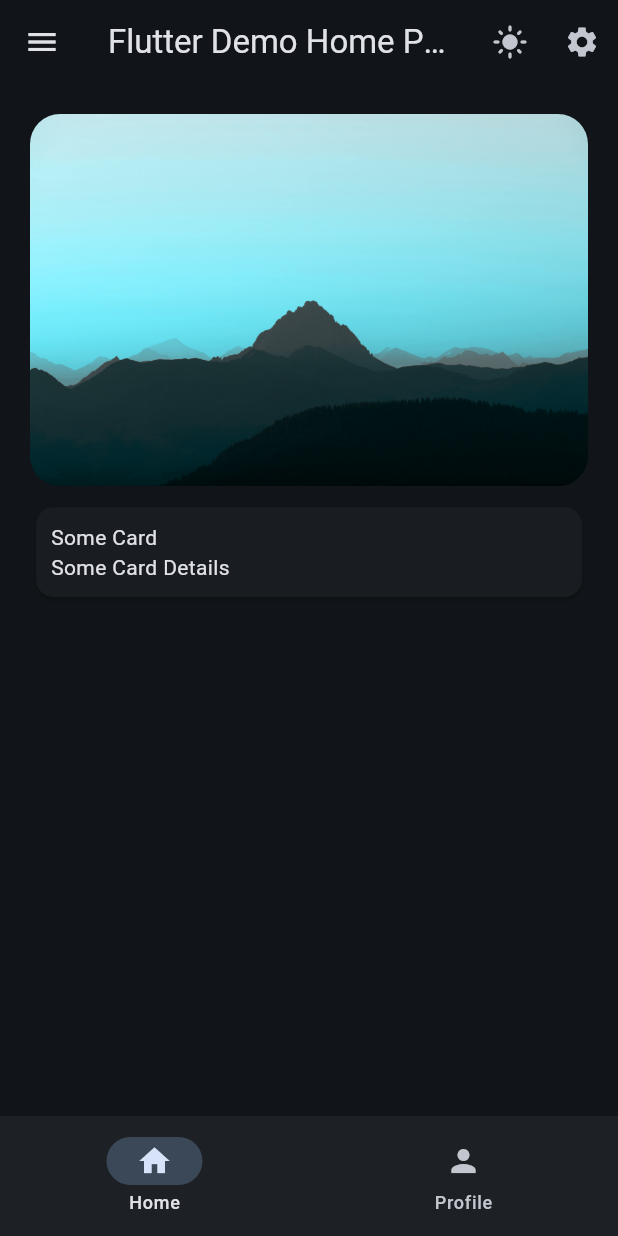
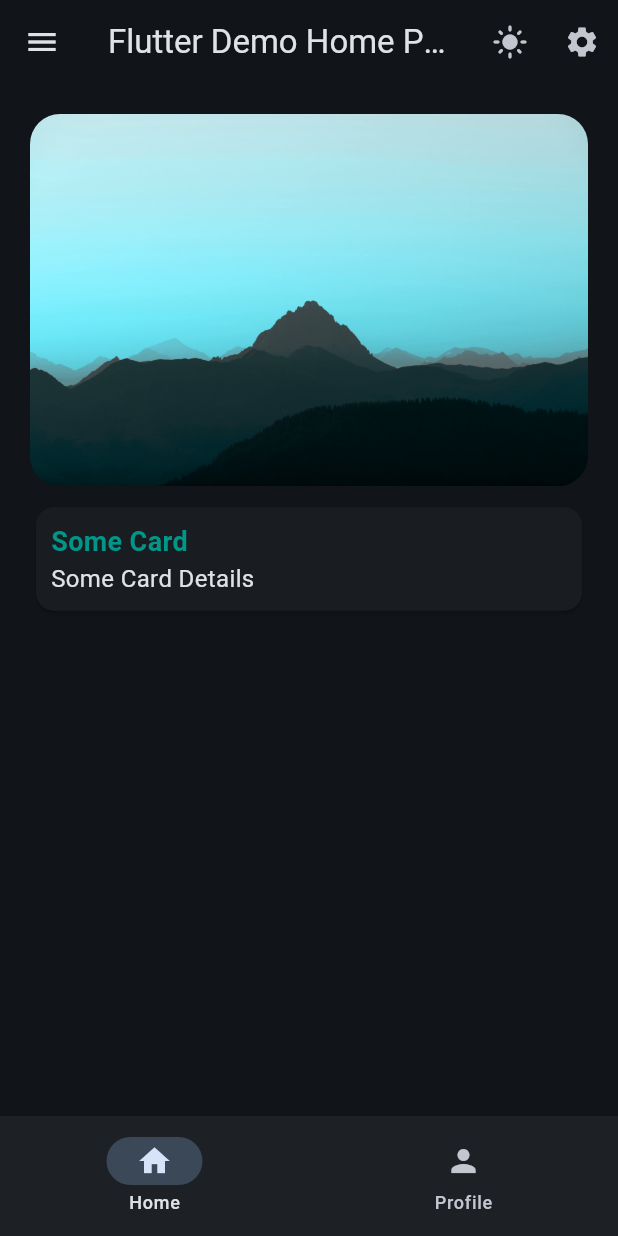
Before and after one commit to ToxxNll/5HourPractice, a Flutter app: the WidgetTree screen opened directly, on a phone screen of 412 x 824 dp. Run offline on Flutter 3.47's test engine with Material 3 defaults, Android fonts, the phone set to English and light mode, and no system bars.

Commit message:
added card widget and changed welcom page

```diff
--- /dev/null
+++ b/lib/views/data/constants.dart
@@ -0,0 +1,12 @@
+import 'package:flutter/material.dart';
+
+class KTextStyle{
+  static const TextStyle titleTealtext = TextStyle(
+    color: Colors.teal,
+    fontSize: 18,
+    fontWeight: FontWeight.bold
+  );
+  static const TextStyle descriptionText = TextStyle(
+    fontSize: 16,
+  );
+}
--- a/lib/views/pages/home_page.dart
+++ b/lib/views/pages/home_page.dart
@@ -1,3 +1,4 @@
+import 'package:fivehour/views/data/constants.dart';
 import 'package:fivehour/views/widgets/hero_widget.dart';
 import 'package:flutter/material.dart';
 
@@ -21,8 +22,11 @@ class HomePage extends StatelessWidget {
                 child: Column(
                   crossAxisAlignment: CrossAxisAlignment.start,
                   children: [
-                    Text("Some Card"),
-                    Text("Some Card Details"),
+                    Text("Some Card", style: KTextStyle.titleTealtext),
+                    Text(
+                      "Some Card Details",
+                      style: KTextStyle.descriptionText,
+                    ),
                   ],
                 ),
               ),
```
Also changed, not shown: lib/views/pages/welcome_page.dart (+37 -16 lines).
